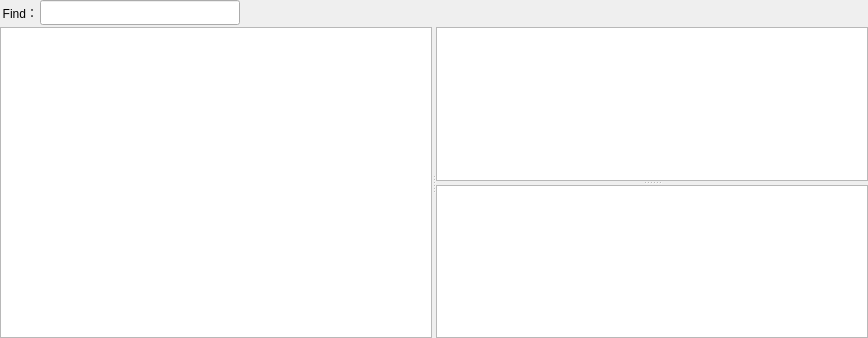
This is Ui/FormProductList.ui in golden7602/zion as Qt 5 draws it before an edit. The edited form follows.
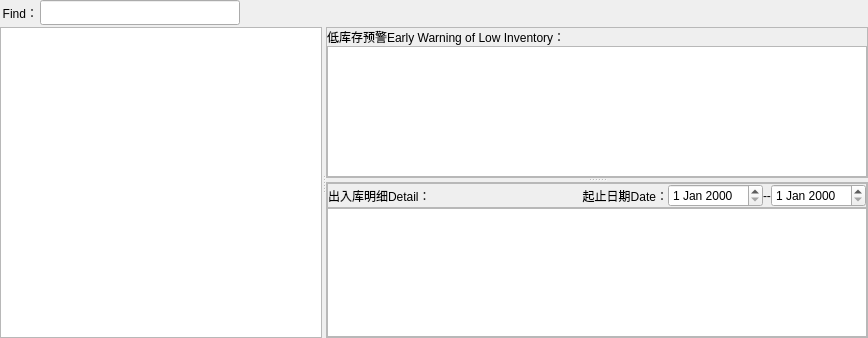
This is the edited form.

Commit message: 增加库存功能

Diff of the .ui file:
```diff
--- a/Ui/FormProductList.ui
+++ b/Ui/FormProductList.ui
@@ -126,27 +126,164 @@
       <property name="orientation">
        <enum>Qt::Vertical</enum>
       </property>
-      <widget class="QTableView" name="tableView_low">
-       <property name="selectionMode">
-        <enum>QAbstractItemView::SingleSelection</enum>
+      <widget class="QFrame" name="frame">
+       <property name="frameShape">
+        <enum>QFrame::StyledPanel</enum>
        </property>
-       <property name="selectionBehavior">
-        <enum>QAbstractItemView::SelectRows</enum>
+       <property name="frameShadow">
+        <enum>QFrame::Raised</enum>
        </property>
-       <attribute name="verticalHeaderDefaultSectionSize">
-        <number>25</number>
-       </attribute>
+       <layout class="QVBoxLayout" name="verticalLayout_2">
+        <property name="spacing">
+         <number>0</number>
+        </property>
+        <property name="leftMargin">
+         <number>0</number>
+        </property>
+        <property name="topMargin">
+         <number>0</number>
+        </property>
+        <property name="rightMargin">
+         <number>0</number>
+        </property>
+        <property name="bottomMargin">
+         <number>0</number>
+        </property>
+        <item>
+         <widget class="QLabel" name="label_2">
+          <property name="text">
+           <string>低库存预警Early Warning of Low Inventory：</string>
+          </property>
+         </widget>
+        </item>
+        <item>
+         <widget class="QTableView" name="tableView_low">
+          <property name="selectionMode">
+           <enum>QAbstractItemView::SingleSelection</enum>
+          </property>
+          <property name="selectionBehavior">
+           <enum>QAbstractItemView::SelectRows</enum>
+          </property>
+         </widget>
+        </item>
+       </layout>
       </widget>
-      <widget class="QTableView" name="tableView_rec">
-       <property name="selectionMode">
-        <enum>QAbstractItemView::SingleSelection</enum>
+      <widget class="QFrame" name="frame_2">
+       <property name="frameShape">
+        <enum>QFrame::StyledPanel</enum>
        </property>
-       <property name="selectionBehavior">
-        <enum>QAbstractItemView::SelectRows</enum>
+       <property name="frameShadow">
+        <enum>QFrame::Raised</enum>
        </property>
-       <attribute name="verticalHeaderDefaultSectionSize">
-        <number>25</number>
-       </attribute>
+       <layout class="QVBoxLayout" name="verticalLayout_3">
+        <property name="spacing">
+         <number>0</number>
+        </property>
+        <property name="leftMargin">
+         <number>0</number>
+        </property>
+        <property name="topMargin">
+         <number>0</number>
+        </property>
+        <property name="rightMargin">
+         <number>0</number>
+        </property>
+        <property name="bottomMargin">
+         <number>0</number>
+        </property>
+        <item>
+         <widget class="QFrame" name="frame_3">
+          <property name="frameShape">
+           <enum>QFrame::StyledPanel</enum>
+          </property>
+          <property name="frameShadow">
+           <enum>QFrame::Raised</enum>
+          </property>
+          <layout class="QHBoxLayout" name="horizontalLayout">
+           <property name="spacing">
+            <number>0</number>
+           </property>
+           <property name="leftMargin">
+            <number>0</number>
+           </property>
+           <property name="topMargin">
+            <number>0</number>
+           </property>
+           <property name="rightMargin">
+            <number>0</number>
+           </property>
+           <property name="bottomMargin">
+            <number>0</number>
+           </property>
+           <item>
+            <widget class="QLabel" name="label_4">
+             <property name="text">
+              <string>出入库明细Detail：</string>
+             </property>
+            </widget>
+           </item>
+           <item>
+            <spacer name="horizontalSpacer">
+             <property name="orientation">
+              <enum>Qt::Horizontal</enum>
+             </property>
+             <property name="sizeHint" stdset="0">
+              <size>
+               <width>40</width>
+               <height>20</height>
+              </size>
+             </property>
+            </spacer>
+           </item>
+           <item>
+            <widget class="QLabel" name="label_3">
+             <property name="text">
+              <string>起止日期Date：</string>
+             </property>
+             <property name="alignment">
+              <set>Qt::AlignRight|Qt::AlignTrailing|Qt::AlignVCenter</set>
+             </property>
+            </widget>
+           </item>
+           <item>
+            <widget class="QDateEdit" name="dateEdit_2"/>
+           </item>
+           <item>
+            <widget class="QLabel" name="label_5">
+             <property name="maximumSize">
+              <size>
+               <width>10</width>
+               <height>16777215</height>
+              </size>
+             </property>
+             <property name="sizeIncrement">
+              <size>
+               <width>10</width>
+               <height>0</height>
+              </size>
+             </property>
+             <property name="text">
+              <string>--</string>
+             </property>
+            </widget>
+           </item>
+           <item>
+            <widget class="QDateEdit" name="dateEdit"/>
+           </item>
+          </layout>
+         </widget>
+        </item>
+        <item>
+         <widget class="QTableView" name="tableView_rec">
+          <property name="selectionMode">
+           <enum>QAbstractItemView::SingleSelection</enum>
+          </property>
+          <property name="selectionBehavior">
+           <enum>QAbstractItemView::SelectRows</enum>
+          </property>
+         </widget>
+        </item>
+       </layout>
       </widget>
      </widget>
     </widget>
```
The commit also changes 24 other files.
